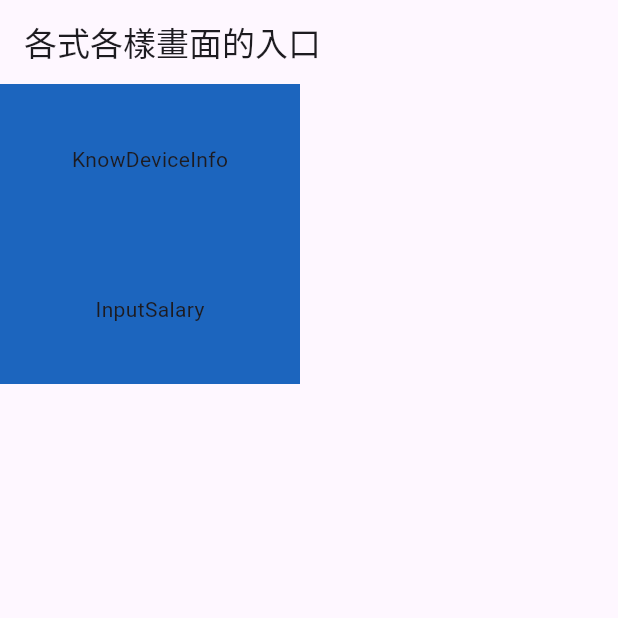
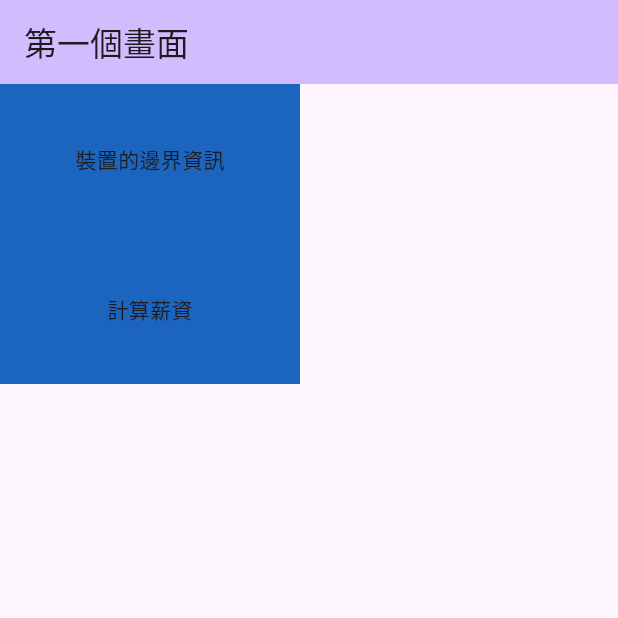
Before and after one commit to xuanzong06/sourceofeverything, a Flutter app: the screen it shows after launch, on a phone screen of 412 x 824 dp, the top half of it. Run offline on Flutter 3.47's test engine with Material 2 defaults, Android fonts, the phone set to English and light mode, and no system bars.

Commit message:
調整LinkContainer參數；增加SingleChildScrollView

```diff
--- a/lib/main.dart
+++ b/lib/main.dart
@@ -16,7 +16,8 @@ class MyApp extends StatelessWidget {
       routes: {
         '/home': (context) => PagesButton(),
         '/KnowDeviceInfo': (context) => KnowDeviceInfo(),
-        '/InputSalary': (context) => InputSalary(title: 'SourceOfEverything :P'),
+        '/InputSalary': (context) =>
+            InputSalary(title: 'SourceOfEverything :P'),
       },
       title: 'Flutter Demo',
       theme: ThemeData(
@@ -31,7 +32,7 @@ class MyApp extends StatelessWidget {
 }
 
 // 共通
-Widget LinkContainer(BuildContext context, String pagename) {
+Widget LinkContainer(BuildContext context, String pagename, String pageurl) {
   // Color randomColor = getRandomColor();
   return GestureDetector(
     child: Container(
@@ -39,7 +40,7 @@ Widget LinkContainer(BuildContext context, String pagename) {
       width: 200,
       height: 100,
       child: Center(
-        child: Text(pagename),
+        child: Text(pageurl),
       ),
     ),
     onTap: () {
@@ -67,13 +68,14 @@ class PagesButton extends StatelessWidget {
   Widget build(BuildContext context) {
     return Scaffold(
       appBar: AppBar(
-        title: Text('各式各樣畫面的入口'),
+        backgroundColor: Theme.of(context).colorScheme.inversePrimary,
+        title: Text('第一個畫面'),
       ),
       body: SingleChildScrollView(
         child: Column(
           children: [
-            LinkContainer(context, 'KnowDeviceInfo'),
-            LinkContainer(context, 'InputSalary'),
+            LinkContainer(context, 'KnowDeviceInfo', '裝置的邊界資訊'),
+            LinkContainer(context, 'InputSalary', '計算薪資'),
           ],
         ),
       ),
@@ -186,7 +188,8 @@ class _InputSalaryState extends State<InputSalary> {
         backgroundColor: Theme.of(context).colorScheme.inversePrimary,
         title: Text(widget.title),
       ),
-      body: Column(
+      body: SingleChildScrollView(
+        child: Column(
           children: [
             Container(
               child: TextField(
@@ -274,6 +277,7 @@ class _InputSalaryState extends State<InputSalary> {
               ],
             )
           ],
+        ),
       ),
       floatingActionButton: FloatingActionButton(
         onPressed: () {},
```
Lines whose indentation alone changed are shown as unchanged.
